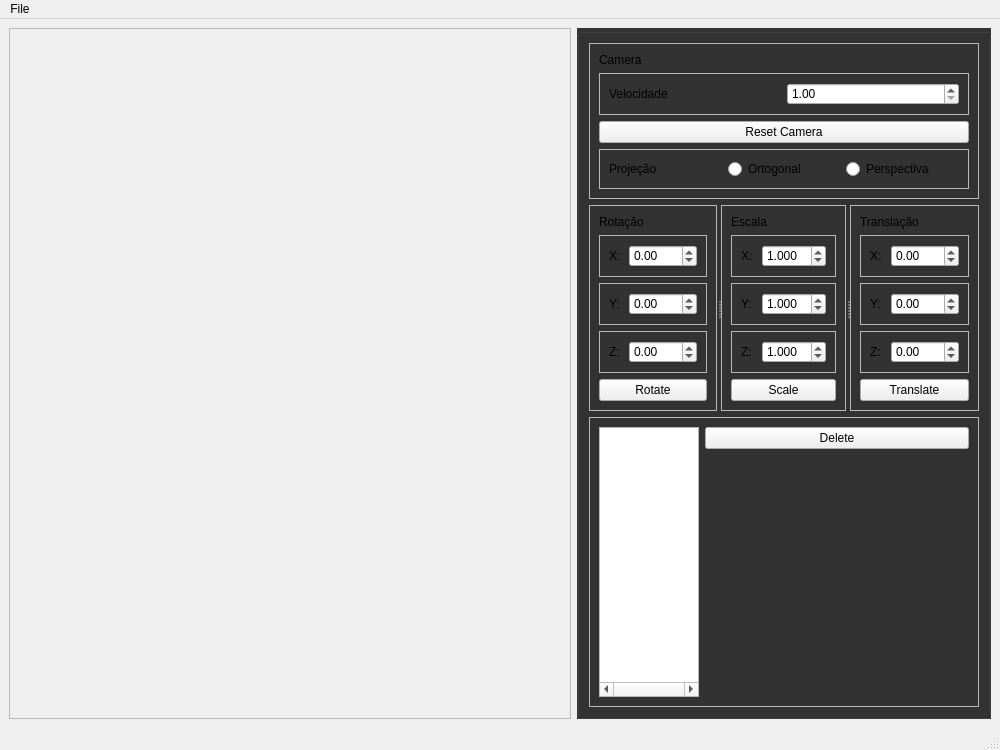
First picture: the form in mainwindow.ui, repository rafinha285/CG, before the edit.
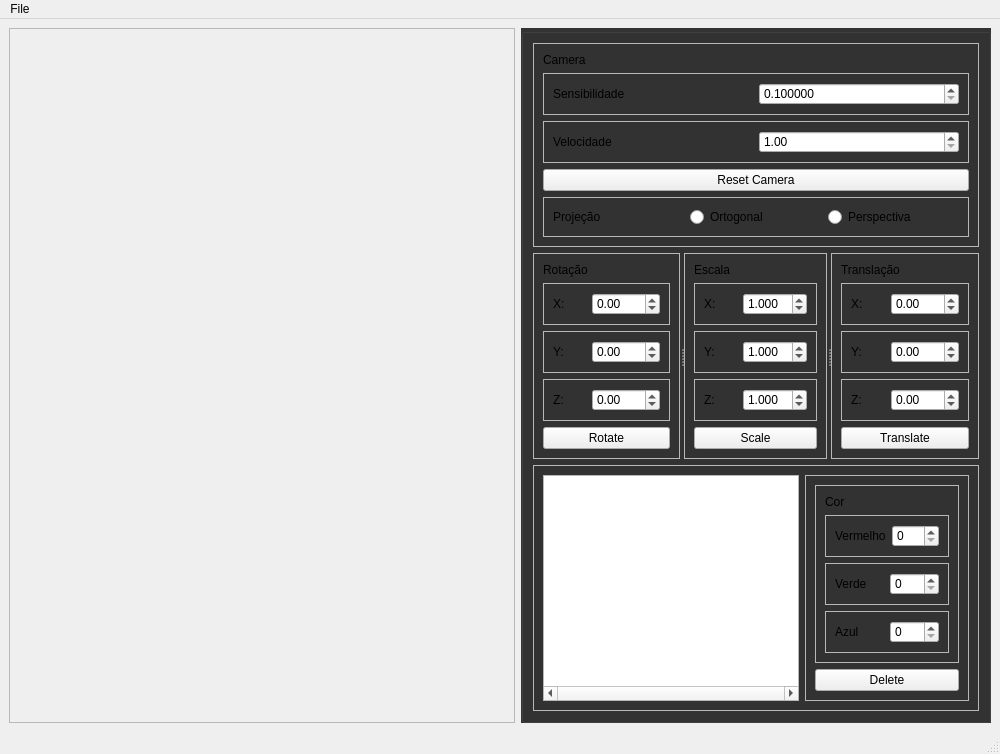
Second picture: the form after the edit.

Patch:
```diff
--- a/mainwindow.ui
+++ b/mainwindow.ui
@@ -62,6 +62,41 @@
             </property>
            </widget>
           </item>
+          <item>
+           <widget class="QFrame" name="frame_10">
+            <property name="frameShape">
+             <enum>QFrame::Shape::StyledPanel</enum>
+            </property>
+            <property name="frameShadow">
+             <enum>QFrame::Shadow::Raised</enum>
+            </property>
+            <layout class="QHBoxLayout" name="horizontalLayout_17">
+             <item>
+              <widget class="QLabel" name="label_7">
+               <property name="text">
+                <string>Sensibilidade</string>
+               </property>
+              </widget>
+             </item>
+             <item>
+              <widget class="QDoubleSpinBox" name="sensibilityValue">
+               <property name="decimals">
+                <number>6</number>
+               </property>
+               <property name="minimum">
+                <double>0.100000000000000</double>
+               </property>
+               <property name="maximum">
+                <double>3.000000000000000</double>
+               </property>
+               <property name="singleStep">
+                <double>0.001000000000000</double>
+               </property>
+              </widget>
+             </item>
+            </layout>
+           </widget>
+          </item>
           <item>
            <widget class="QFrame" name="frame_4">
             <property name="frameShape">
@@ -642,15 +677,130 @@
              <enum>Qt::ScrollBarPolicy::ScrollBarAlwaysOn</enum>
             </property>
             <property name="sizeAdjustPolicy">
-             <enum>QAbstractScrollArea::SizeAdjustPolicy::AdjustToContents</enum>
+             <enum>QAbstractScrollArea::SizeAdjustPolicy::AdjustIgnored</enum>
             </property>
            </widget>
           </item>
-          <item alignment="Qt::AlignmentFlag::AlignTop">
-           <widget class="QPushButton" name="deleteButton">
-            <property name="text">
-             <string>Delete</string>
+          <item>
+           <widget class="QFrame" name="frame_5">
+            <property name="frameShape">
+             <enum>QFrame::Shape::StyledPanel</enum>
             </property>
+            <property name="frameShadow">
+             <enum>QFrame::Shadow::Raised</enum>
+            </property>
+            <layout class="QVBoxLayout" name="verticalLayout_6">
+             <item>
+              <widget class="QFrame" name="frame_6">
+               <property name="frameShape">
+                <enum>QFrame::Shape::StyledPanel</enum>
+               </property>
+               <property name="frameShadow">
+                <enum>QFrame::Shadow::Raised</enum>
+               </property>
+               <layout class="QVBoxLayout" name="verticalLayout_7">
+                <item>
+                 <widget class="QLabel" name="label_3">
+                  <property name="sizePolicy">
+                   <sizepolicy hsizetype="Preferred" vsizetype="Maximum">
+                    <horstretch>0</horstretch>
+                    <verstretch>0</verstretch>
+                   </sizepolicy>
+                  </property>
+                  <property name="text">
+                   <string>Cor</string>
+                  </property>
+                 </widget>
+                </item>
+                <item>
+                 <widget class="QFrame" name="frame_7">
+                  <property name="frameShape">
+                   <enum>QFrame::Shape::StyledPanel</enum>
+                  </property>
+                  <property name="frameShadow">
+                   <enum>QFrame::Shadow::Raised</enum>
+                  </property>
+                  <layout class="QHBoxLayout" name="horizontalLayout_14">
+                   <item>
+                    <widget class="QLabel" name="label_4">
+                     <property name="text">
+                      <string>Vermelho</string>
+                     </property>
+                    </widget>
+                   </item>
+                   <item>
+                    <widget class="QSpinBox" name="redValue">
+                     <property name="maximum">
+                      <number>255</number>
+                     </property>
+                    </widget>
+                   </item>
+                  </layout>
+                 </widget>
+                </item>
+                <item>
+                 <widget class="QFrame" name="frame_8">
+                  <property name="frameShape">
+                   <enum>QFrame::Shape::StyledPanel</enum>
+                  </property>
+                  <property name="frameShadow">
+                   <enum>QFrame::Shadow::Raised</enum>
+                  </property>
+                  <layout class="QHBoxLayout" name="horizontalLayout_15">
+                   <item>
+                    <widget class="QLabel" name="label_5">
+                     <property name="text">
+                      <string>Verde</string>
+                     </property>
+                    </widget>
+                   </item>
+                   <item>
+                    <widget class="QSpinBox" name="greenValue">
+                     <property name="maximum">
+                      <number>255</number>
+                     </property>
+                    </widget>
+                   </item>
+                  </layout>
+                 </widget>
+                </item>
+                <item>
+                 <widget class="QFrame" name="frame_9">
+                  <property name="frameShape">
+                   <enum>QFrame::Shape::StyledPanel</enum>
+                  </property>
+                  <property name="frameShadow">
+                   <enum>QFrame::Shadow::Raised</enum>
+                  </property>
+                  <layout class="QHBoxLayout" name="horizontalLayout_16">
+                   <item>
+                    <widget class="QLabel" name="label_6">
+                     <property name="text">
+                      <string>Azul</string>
+                     </property>
+                    </widget>
+                   </item>
+                   <item>
+                    <widget class="QSpinBox" name="blueValue">
+                     <property name="maximum">
+                      <number>255</number>
+                     </property>
+                    </widget>
+                   </item>
+                  </layout>
+                 </widget>
+                </item>
+               </layout>
+              </widget>
+             </item>
+             <item>
+              <widget class="QPushButton" name="deleteButton">
+               <property name="text">
+                <string>Delete</string>
+               </property>
+              </widget>
+             </item>
+            </layout>
            </widget>
           </item>
          </layout>
```
